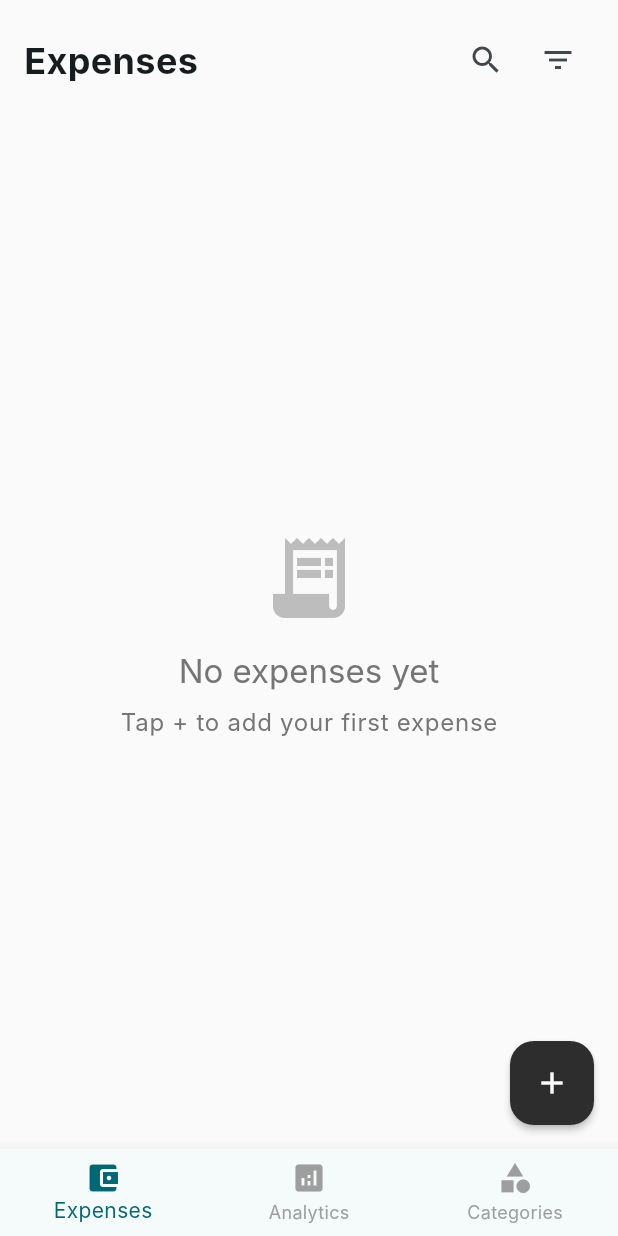
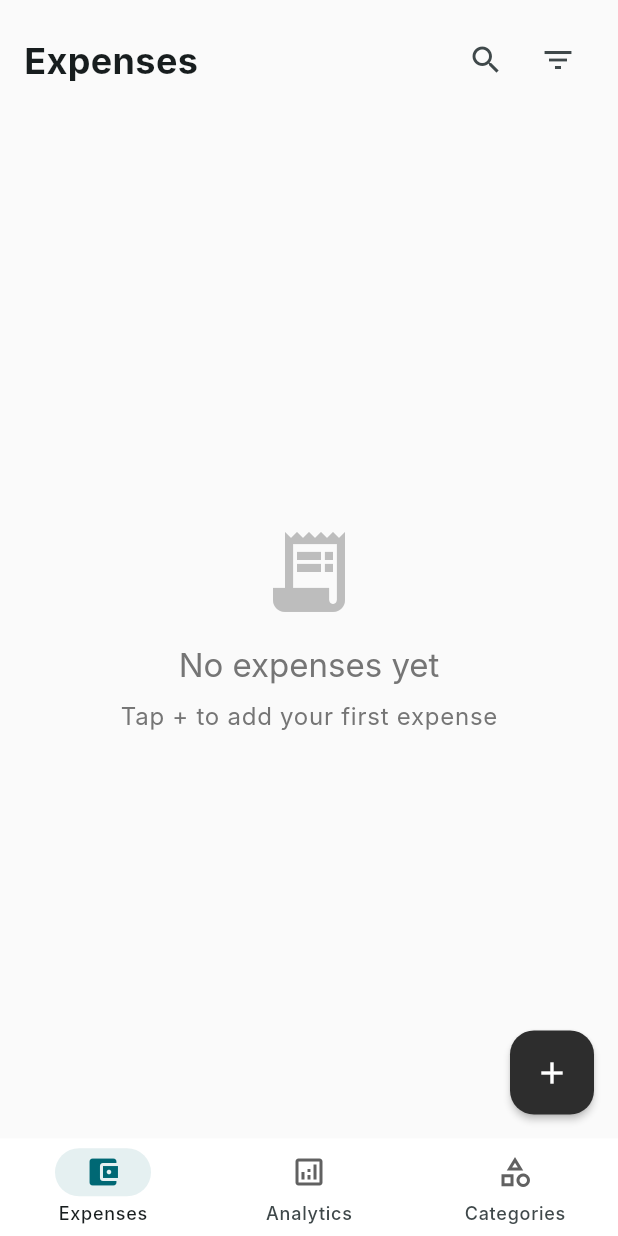
Before and after one commit to Saurabh-Tripathi11/expense_sight_v1, a Flutter app: the ExpenseListScreen screen opened directly, on a phone screen of 412 x 824 dp. Run offline on Flutter 3.47's test engine with Material 3 defaults, Android fonts, the light colour scheme and no system bars; our stand-ins replace fl_chart, google_sign_in, sqflite; accounts and stored records are empty; Roboto replaces fonts that are missing (Inter).

Commit message:
pixel issue i analytics and navigation bar fixed

```diff
--- a/lib/core/theme/app_theme.dart
+++ b/lib/core/theme/app_theme.dart
@@ -38,6 +38,7 @@ class AppTheme {
     fontWeight: FontWeight.w500,
     letterSpacing: 0.15,
   );
+
 
   // Light Theme
   static ThemeData get lightTheme {
--- a/lib/presentation/screens/analytics/components/summary_card.dart
+++ b/lib/presentation/screens/analytics/components/summary_card.dart
@@ -1,4 +1,4 @@
-// File: lib/presentation/screens/analytics/components/summary_card.dart
+// lib/presentation/screens/analytics/components/summary_card.dart
 
 import 'package:flutter/material.dart';
 import 'package:intl/intl.dart';
@@ -10,7 +10,7 @@ class SummaryCard extends StatelessWidget {
   final double? trend;
   final Color? backgroundColor;
   final Color? iconColor;
-  final Widget? customContent; // Add this line
+  final Widget? customContent;
 
   const SummaryCard({
     Key? key,
@@ -38,9 +38,9 @@ class SummaryCard extends StatelessWidget {
         padding: const EdgeInsets.all(16),
         child: Column(
           crossAxisAlignment: CrossAxisAlignment.start,
-          mainAxisAlignment: MainAxisAlignment.spaceBetween,
+          mainAxisSize: MainAxisSize.min,
           children: [
-            // Icon and Title
+            // Icon and Title Row
             Row(
               children: [
                 Container(
@@ -56,30 +56,42 @@ class SummaryCard extends StatelessWidget {
                   ),
                 ),
                 const SizedBox(width: 8),
-                Text(
+                Expanded(
+                  child: Text(
                     title,
                     style: TextStyle(
                       fontSize: 14,
                       color: isDark ? Colors.grey[400] : Colors.grey[600],
                     ),
+                    overflow: TextOverflow.ellipsis,
+                  ),
                 ),
               ],
             ),
 
+            const SizedBox(height: 12),
+
             // Value and Trend
+            if (customContent != null)
+              customContent!
+            else
               Column(
                 crossAxisAlignment: CrossAxisAlignment.start,
                 children: [
-                Text(
+                  FittedBox(
+                    fit: BoxFit.scaleDown,
+                    child: Text(
                       currencyFormat.format(value),
                       style: const TextStyle(
                         fontSize: 24,
                         fontWeight: FontWeight.bold,
                       ),
                     ),
+                  ),
                   if (trend != null) ...[
                     const SizedBox(height: 4),
                     Row(
+                      mainAxisSize: MainAxisSize.min,
                       children: [
                         Icon(
                           trend! >= 0 ? Icons.arrow_upward : Icons.arrow_downward,
@@ -87,12 +99,15 @@ class SummaryCard extends StatelessWidget {
                           size: 16,
                         ),
                         const SizedBox(width: 4),
-                      Text(
+                        Flexible(
+                          child: Text(
                             '${trend!.abs().toStringAsFixed(1)}%',
                             style: TextStyle(
                               fontSize: 12,
                               color: trend! >= 0 ? Colors.green : Colors.red,
                               fontWeight: FontWeight.w500,
+                            ),
+                            overflow: TextOverflow.ellipsis,
                           ),
                         ),
                       ],
@@ -137,20 +152,3 @@ class SummaryCardGrid extends StatelessWidget {
     );
   }
 }
-
-// Example Usage:
-// SummaryCardGrid(
-//   cards: [
-//     SummaryCard(
-//       title: 'Total Expenses',
-//       value: 1234.56,
-//       icon: Icons.account_balance_wallet,
-//       trend: 12.5,
-//     ),
-//     SummaryCard(
-//       title: 'Daily Average',
-//       value: 45.67,
-//       icon: Icons.trending_up,
-//     ),
-//   ],
-// ),
--- a/lib/presentation/screens/expense/expense_list_screen.dart
+++ b/lib/presentation/screens/expense/expense_list_screen.dart
@@ -29,41 +29,59 @@ class ExpenseListScreen extends StatefulWidget {
 class _ExpenseListScreenState extends State<ExpenseListScreen> {
   int _selectedIndex = 0;
 
-  // List of screen widgets to display
   final List<Widget> _screens = const [
-    _ExpenseListContent(),  // We'll create this below
+    _ExpenseListContent(),
     AnalyticsScreen(),
     CategoryListScreen(),
   ];
 
   @override
   Widget build(BuildContext context) {
+    final isDark = Theme.of(context).brightness == Brightness.dark;
+    final primaryColor = Theme.of(context).primaryColor;
+    final selectedColor = isDark ? Colors.white : primaryColor;
+    final unselectedColor = isDark ? Colors.white70 : Colors.grey[700];
+
     return Scaffold(
-      body: _screens[_selectedIndex], // Show selected screen
-      bottomNavigationBar: BottomNavigationBar(
-        currentIndex: _selectedIndex,
-        onTap: (index) {
+      body: _screens[_selectedIndex],
+      bottomNavigationBar: NavigationBar(
+        height: 65,
+        selectedIndex: _selectedIndex,
+        onDestinationSelected: (index) {
           setState(() {
             _selectedIndex = index;
           });
         },
-        items: const [
-          BottomNavigationBarItem(
-            icon: Icon(Icons.account_balance_wallet),
+        backgroundColor: isDark ? const Color(0xFF1E1E1E) : Colors.white,
+        surfaceTintColor: Colors.transparent,
+        indicatorColor: primaryColor.withOpacity(isDark ? 0.3 : 0.1),
+        labelBehavior: NavigationDestinationLabelBehavior.alwaysShow,
+        destinations: [
+          _buildNavigationDestination(
+            selectedIcon: Icons.account_balance_wallet,
+            unselectedIcon: Icons.account_balance_wallet_outlined,
             label: 'Expenses',
+            selectedColor: selectedColor,
+            unselectedColor: unselectedColor,
+            isSelected: _selectedIndex == 0,
           ),
-          BottomNavigationBarItem(
-            icon: Icon(Icons.analytics),
+          _buildNavigationDestination(
+            selectedIcon: Icons.analytics,
+            unselectedIcon: Icons.analytics_outlined,
             label: 'Analytics',
+            selectedColor: selectedColor,
+            unselectedColor: unselectedColor,
+            isSelected: _selectedIndex == 1,
           ),
-          BottomNavigationBarItem(
-            icon: Icon(Icons.category),
+          _buildNavigationDestination(
+            selectedIcon: Icons.category,
+            unselectedIcon: Icons.category_outlined,
             label: 'Categories',
+            selectedColor: selectedColor,
+            unselectedColor: unselectedColor,
+            isSelected: _selectedIndex == 2,
           ),
         ],
-        selectedItemColor: Theme.of(context).primaryColor,
-        unselectedItemColor: Colors.grey,
-        type: BottomNavigationBarType.fixed,
       ),
       floatingActionButton: _selectedIndex == 0 ? FloatingActionButton(
         onPressed: () {
@@ -72,6 +90,29 @@ class _ExpenseListScreenState extends State<ExpenseListScreen> {
         },
         child: const Icon(Icons.add),
       ) : null,
+    );
+  }
+
+  NavigationDestination _buildNavigationDestination({
+    required IconData selectedIcon,
+    required IconData unselectedIcon,
+    required String label,
+    required Color selectedColor,
+    required Color? unselectedColor,
+    required bool isSelected,
+  }) {
+    return NavigationDestination(
+      icon: Icon(
+        unselectedIcon,
+        color: unselectedColor,
+        size: 24,
+      ),
+      selectedIcon: Icon(
+        selectedIcon,
+        color: selectedColor,
+        size: 24,
+      ),
+      label: label,
     );
   }
 
```
Also changed, not shown: lib/presentation/providers/analytics_provider.dart (line endings or trailing spaces). Lines whose indentation alone changed are shown as unchanged.
